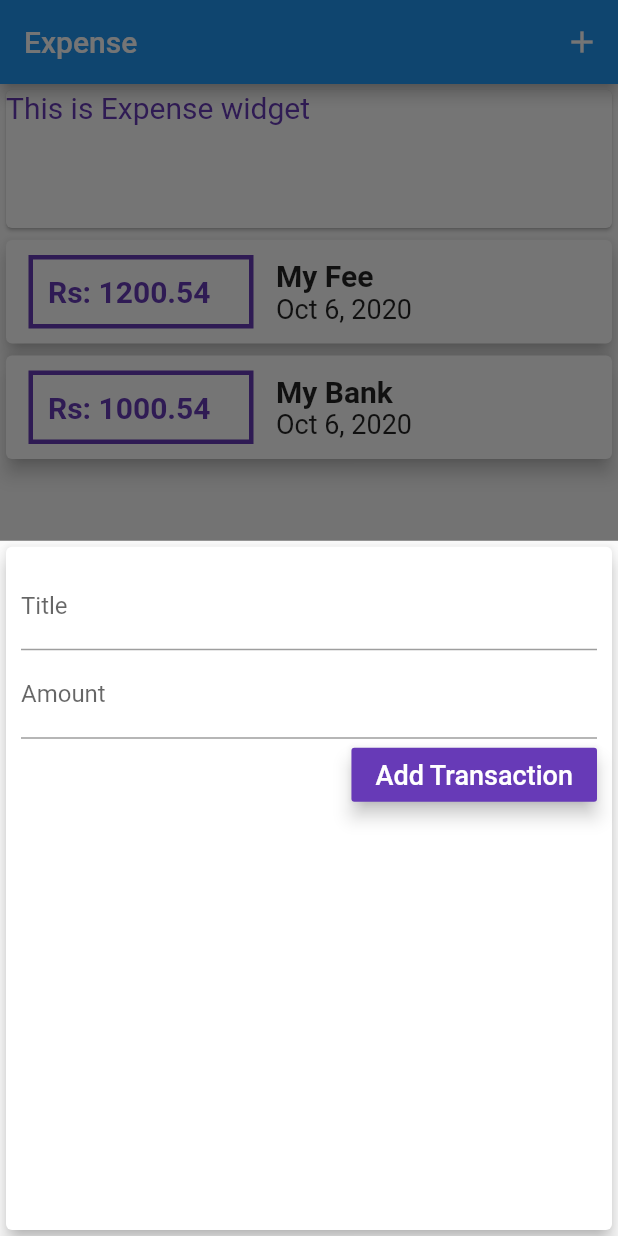
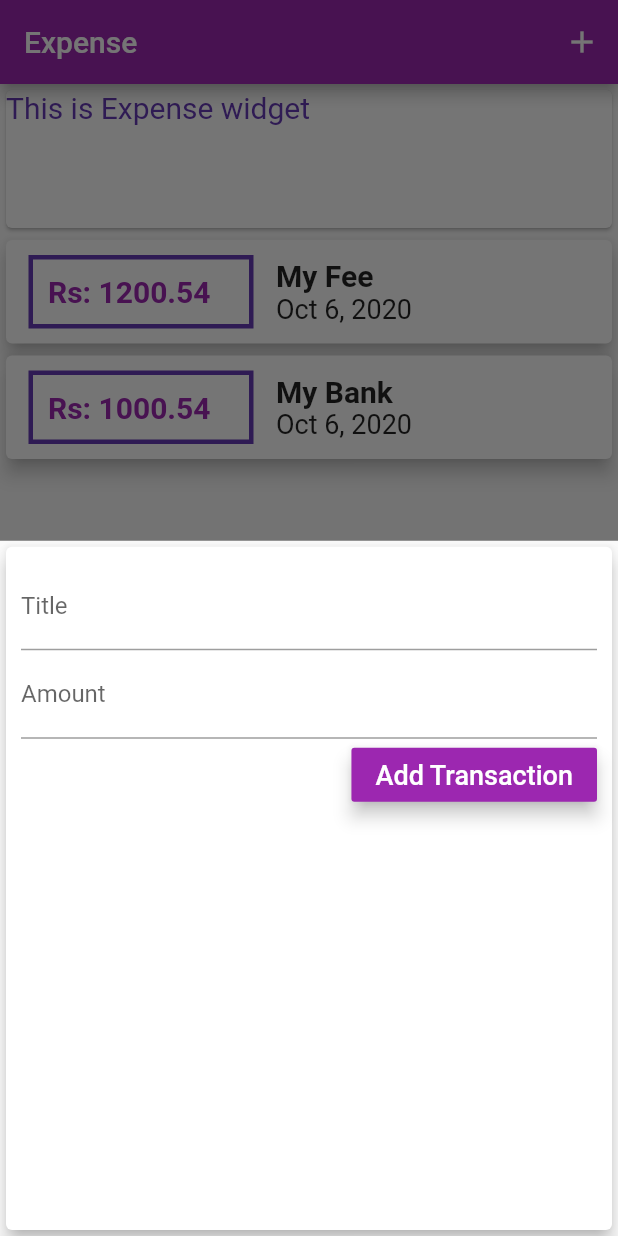
Before and after one commit to aashishtm/expenseflutter, a Flutter app: the screen it shows after launch, after a tap on the "add" icon, on a phone screen of 412 x 824 dp. Run offline on Flutter 3.47's test engine with Material 2 defaults, Android fonts, the phone set to English and light mode, and no system bars.

Commit message:
Theme data changed

```diff
--- a/lib/main.dart
+++ b/lib/main.dart
@@ -10,7 +10,11 @@ class MyApp extends StatelessWidget {
   @override
   Widget build(BuildContext context) {
     return MaterialApp(
-      title: 'Flutter App',
+      title: 'Expense',
+      theme: ThemeData(
+        primarySwatch: Colors.purple,
+        accentColor: Colors.amber,
+      ),
       home: MyHomePage(),
     );
   }
--- a/lib/widgets/new_transaction.dart
+++ b/lib/widgets/new_transaction.dart
@@ -49,7 +49,7 @@ class _NewTransactionState extends State<NewTransaction> {
             ),
             RaisedButton(
               onPressed:submittData,
-              color: Colors.deepPurple,
+              color: Theme.of(context).primaryColor,
               elevation: 5,
               child: Text(
                 'Add Transaction',
--- a/lib/widgets/transaction_lists.dart
+++ b/lib/widgets/transaction_lists.dart
@@ -83,7 +83,7 @@ class TransactionList extends StatelessWidget {
                   style: TextStyle(
                     fontSize: 20.0,
                     fontWeight: FontWeight.bold,
-                    color: Colors.deepPurple,
+                    color: Theme.of(context).primaryColor,
                   ),
                 ),
               ),
```
Also changed, not shown: lib/widgets/chart.dart (added, +12 -0 lines).
